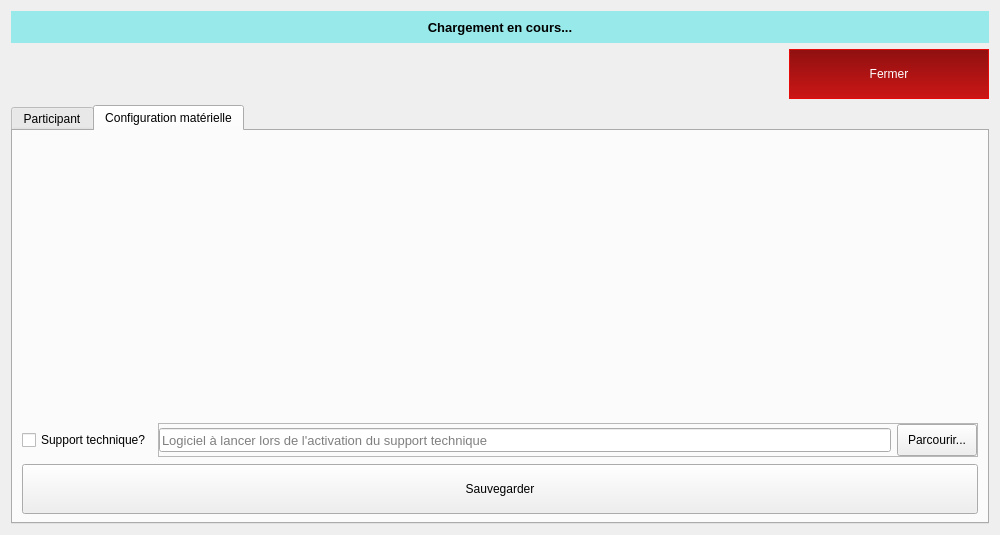
The window that client/src/kit/KitConfigDialog.ui (introlab/openteraplus) describes before a commit, drawn with Qt 5.
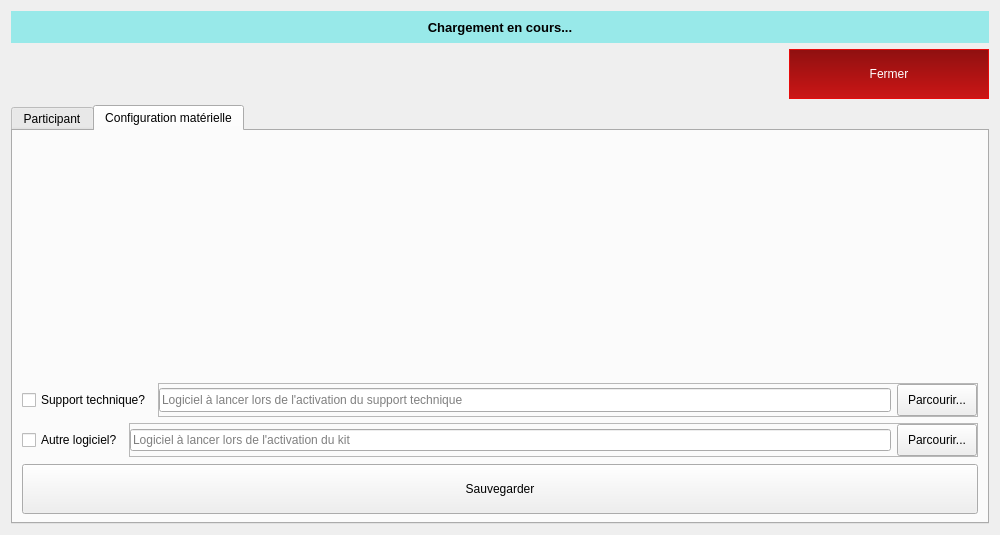
The same window after the commit. Icons and pictures are not drawn. Custom widgets are drawn as their Qt base class.

Diff of the .ui file:
```diff
--- a/client/src/kit/KitConfigDialog.ui
+++ b/client/src/kit/KitConfigDialog.ui
@@ -496,11 +496,6 @@
                 <height>24</height>
                </size>
               </property>
-              <property name="font">
-               <font>
-                <pointsize>10</pointsize>
-               </font>
-              </property>
               <property name="placeholderText">
                <string>Logiciel à lancer lors de l'activation du support technique</string>
               </property>
@@ -537,6 +532,89 @@
          </item>
         </layout>
        </item>
+       <item>
+        <layout class="QHBoxLayout" name="horizontalLayout_5">
+         <item>
+          <widget class="QCheckBox" name="chkOtherSoftware">
+           <property name="sizePolicy">
+            <sizepolicy hsizetype="Minimum" vsizetype="Fixed">
+             <horstretch>0</horstretch>
+             <verstretch>0</verstretch>
+            </sizepolicy>
+           </property>
+           <property name="cursor">
+            <cursorShape>PointingHandCursor</cursorShape>
+           </property>
+           <property name="text">
+            <string>Autre logiciel?</string>
+           </property>
+          </widget>
+         </item>
+         <item>
+          <widget class="QFrame" name="frameOtherSoftware">
+           <property name="minimumSize">
+            <size>
+             <width>0</width>
+             <height>24</height>
+            </size>
+           </property>
+           <property name="frameShape">
+            <enum>QFrame::StyledPanel</enum>
+           </property>
+           <property name="frameShadow">
+            <enum>QFrame::Raised</enum>
+           </property>
+           <layout class="QHBoxLayout" name="horizontalLayout_6">
+            <property name="leftMargin">
+             <number>0</number>
+            </property>
+            <property name="topMargin">
+             <number>0</number>
+            </property>
+            <property name="rightMargin">
+             <number>0</number>
+            </property>
+            <property name="bottomMargin">
+             <number>0</number>
+            </property>
+            <item>
+             <widget class="QLineEdit" name="txtOtherSoftware">
+              <property name="placeholderText">
+               <string>Logiciel à lancer lors de l'activation du kit</string>
+              </property>
+             </widget>
+            </item>
+            <item>
+             <widget class="QPushButton" name="btnOtherSoftware">
+              <property name="minimumSize">
+               <size>
+                <width>0</width>
+                <height>32</height>
+               </size>
+              </property>
+              <property name="cursor">
+               <cursorShape>PointingHandCursor</cursorShape>
+              </property>
+              <property name="text">
+               <string>Parcourir...</string>
+              </property>
+              <property name="icon">
+               <iconset resource="../../resources/TeraClient.qrc">
+                <normaloff>:/icons/search.png</normaloff>:/icons/search.png</iconset>
+              </property>
+              <property name="iconSize">
+               <size>
+                <width>24</width>
+                <height>24</height>
+               </size>
+              </property>
+             </widget>
+            </item>
+           </layout>
+          </widget>
+         </item>
+        </layout>
+       </item>
        <item>
         <widget class="QPushButton" name="btnSaveConfig">
          <property name="minimumSize">
```
Left out of the diff: 1 changed line with no effect on the pictures.
